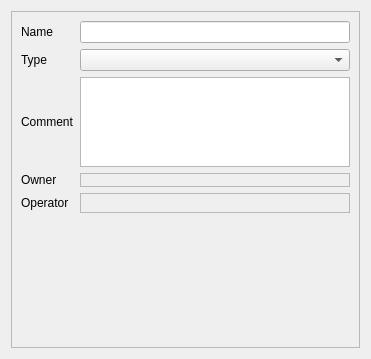
First picture: the form in Lamia/worktypeconf/base3/qgswidgets/lamia_form_facility_ui.ui, repository Artelia/Lamia, before the edit.
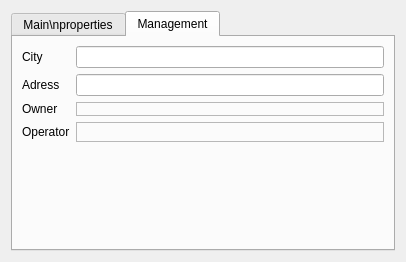
Second picture: the form after the edit. The open tabs and pages were chosen to show the change.

The edit to the form file:
```diff
--- a/Lamia/worktypeconf/base3/qgswidgets/lamia_form_facility_ui.ui
+++ b/Lamia/worktypeconf/base3/qgswidgets/lamia_form_facility_ui.ui
@@ -6,8 +6,8 @@
    <rect>
     <x>0</x>
     <y>0</y>
-    <width>371</width>
-    <height>359</height>
+    <width>406</width>
+    <height>262</height>
    </rect>
   </property>
   <property name="windowTitle">
@@ -15,55 +15,17 @@
   </property>
   <layout class="QVBoxLayout" name="verticalLayout">
    <item>
-    <widget class="QFrame" name="frame">
-     <property name="frameShape">
-      <enum>QFrame::StyledPanel</enum>
-     </property>
-     <property name="frameShadow">
-      <enum>QFrame::Raised</enum>
-     </property>
-     <layout class="QGridLayout" name="gridLayout">
-      <item row="3" column="1">
-       <widget class="QFrame" name="frame_owner">
-        <property name="frameShape">
-         <enum>QFrame::StyledPanel</enum>
-        </property>
-        <property name="frameShadow">
-         <enum>QFrame::Raised</enum>
-        </property>
-        <layout class="QVBoxLayout" name="verticalLayout_2">
-         <property name="leftMargin">
+    <widget class="QTabWidget" name="tabWidget_facility">
+     <property name="currentIndex">
           <number>0</number>
          </property>
-         <property name="topMargin">
-          <number>0</number>
-         </property>
-         <property name="rightMargin">
-          <number>0</number>
-         </property>
-         <property name="bottomMargin">
-          <number>0</number>
-         </property>
-        </layout>
-       </widget>
-      </item>
-      <item row="4" column="1">
-       <widget class="QFrame" name="frame_operator">
-        <property name="frameShape">
-         <enum>QFrame::StyledPanel</enum>
-        </property>
-        <property name="frameShadow">
-         <enum>QFrame::Raised</enum>
-        </property>
-        <layout class="QVBoxLayout" name="verticalLayout_3"/>
-       </widget>
-      </item>
-      <item row="4" column="0">
-       <widget class="QLabel" name="label_5">
-        <property name="text">
-         <string>Operator</string>
-        </property>
-       </widget>
+     <widget class="QWidget" name="tab">
+      <attribute name="title">
+       <string>Main\nproperties</string>
+      </attribute>
+      <layout class="QGridLayout" name="gridLayout_2">
+       <item row="1" column="1">
+        <widget class="QComboBox" name="comboBox_type"/>
       </item>
       <item row="0" column="0">
        <widget class="QLabel" name="label">
@@ -72,20 +34,7 @@
         </property>
        </widget>
       </item>
-      <item row="0" column="1">
-       <widget class="QLineEdit" name="lineEdit_name"/>
-      </item>
-      <item row="2" column="0">
-       <widget class="QLabel" name="label_3">
-        <property name="text">
-         <string>Comment</string>
-        </property>
-       </widget>
-      </item>
-      <item row="1" column="1">
-       <widget class="QComboBox" name="comboBox_type"/>
-      </item>
-      <item row="2" column="1">
+       <item row="3" column="1">
        <widget class="QTextBrowser" name="textBrowser_comm">
         <property name="maximumSize">
          <size>
@@ -93,12 +42,8 @@
           <height>90</height>
          </size>
         </property>
-       </widget>
-      </item>
-      <item row="3" column="0">
-       <widget class="QLabel" name="label_4">
-        <property name="text">
-         <string>Owner</string>
+         <property name="readOnly">
+          <bool>false</bool>
         </property>
        </widget>
       </item>
@@ -109,8 +54,28 @@
         </property>
        </widget>
       </item>
-      <item row="5" column="0">
-       <spacer name="verticalSpacer">
+       <item row="2" column="1">
+        <widget class="QComboBox" name="facilityfunction"/>
+       </item>
+       <item row="2" column="0">
+        <widget class="QLabel" name="label_6">
+         <property name="text">
+          <string>Function</string>
+         </property>
+        </widget>
+       </item>
+       <item row="3" column="0">
+        <widget class="QLabel" name="label_3">
+         <property name="text">
+          <string>Comment</string>
+         </property>
+        </widget>
+       </item>
+       <item row="0" column="1">
+        <widget class="QLineEdit" name="lineEdit_name"/>
+       </item>
+       <item row="4" column="0" colspan="2">
+        <spacer name="verticalSpacer_2">
         <property name="orientation">
          <enum>Qt::Vertical</enum>
         </property>
@@ -123,6 +88,96 @@
        </spacer>
       </item>
      </layout>
+     </widget>
+     <widget class="QWidget" name="tab_2">
+      <attribute name="title">
+       <string>Management</string>
+      </attribute>
+      <layout class="QGridLayout" name="gridLayout_3">
+       <item row="5" column="1">
+        <widget class="QFrame" name="frame_owner">
+         <property name="frameShape">
+          <enum>QFrame::StyledPanel</enum>
+         </property>
+         <property name="frameShadow">
+          <enum>QFrame::Raised</enum>
+         </property>
+         <layout class="QVBoxLayout" name="verticalLayout_2">
+          <property name="leftMargin">
+           <number>0</number>
+          </property>
+          <property name="topMargin">
+           <number>0</number>
+          </property>
+          <property name="rightMargin">
+           <number>0</number>
+          </property>
+          <property name="bottomMargin">
+           <number>0</number>
+          </property>
+         </layout>
+        </widget>
+       </item>
+       <item row="6" column="1">
+        <widget class="QFrame" name="frame_operator">
+         <property name="frameShape">
+          <enum>QFrame::StyledPanel</enum>
+         </property>
+         <property name="frameShadow">
+          <enum>QFrame::Raised</enum>
+         </property>
+         <layout class="QVBoxLayout" name="verticalLayout_3"/>
+        </widget>
+       </item>
+       <item row="3" column="0">
+        <widget class="QLabel" name="label_20">
+         <property name="text">
+          <string>Adress</string>
+         </property>
+        </widget>
+       </item>
+       <item row="7" column="0" colspan="2">
+        <spacer name="verticalSpacer">
+         <property name="orientation">
+          <enum>Qt::Vertical</enum>
+         </property>
+         <property name="sizeHint" stdset="0">
+          <size>
+           <width>308</width>
+           <height>91</height>
+          </size>
+         </property>
+        </spacer>
+       </item>
+       <item row="5" column="0">
+        <widget class="QLabel" name="label_4">
+         <property name="text">
+          <string>Owner</string>
+         </property>
+        </widget>
+       </item>
+       <item row="6" column="0">
+        <widget class="QLabel" name="label_5">
+         <property name="text">
+          <string>Operator</string>
+         </property>
+        </widget>
+       </item>
+       <item row="2" column="0">
+        <widget class="QLabel" name="label_19">
+         <property name="text">
+          <string>City</string>
+         </property>
+        </widget>
+       </item>
+       <item row="2" column="1">
+        <widget class="QLineEdit" name="city"/>
+       </item>
+       <item row="3" column="1">
+        <widget class="QLineEdit" name="streetname"/>
+       </item>
+      </layout>
+     </widget>
     </widget>
    </item>
   </layout>
```
Lines whose indentation alone changed are shown as unchanged.
